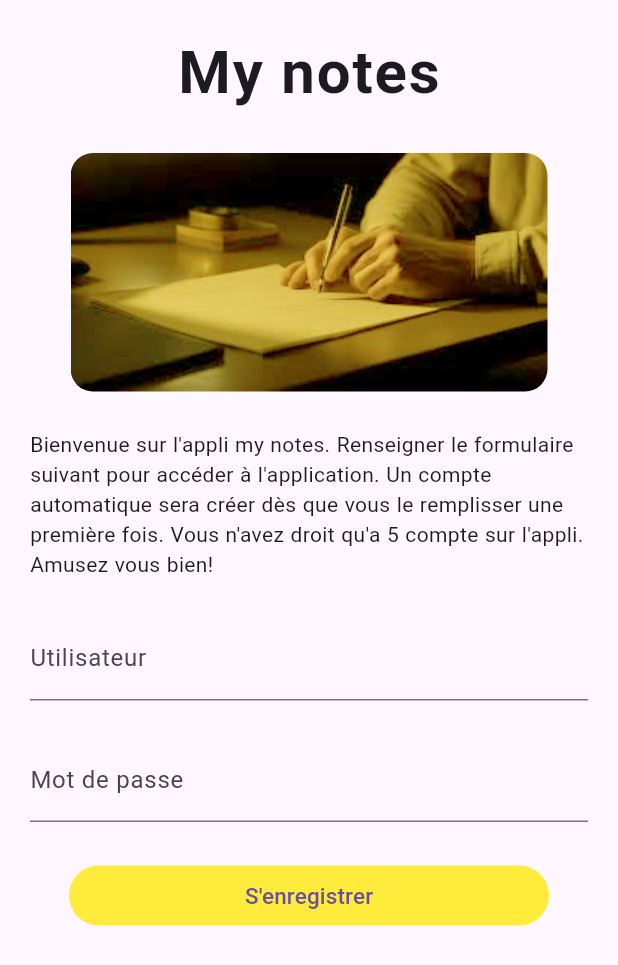
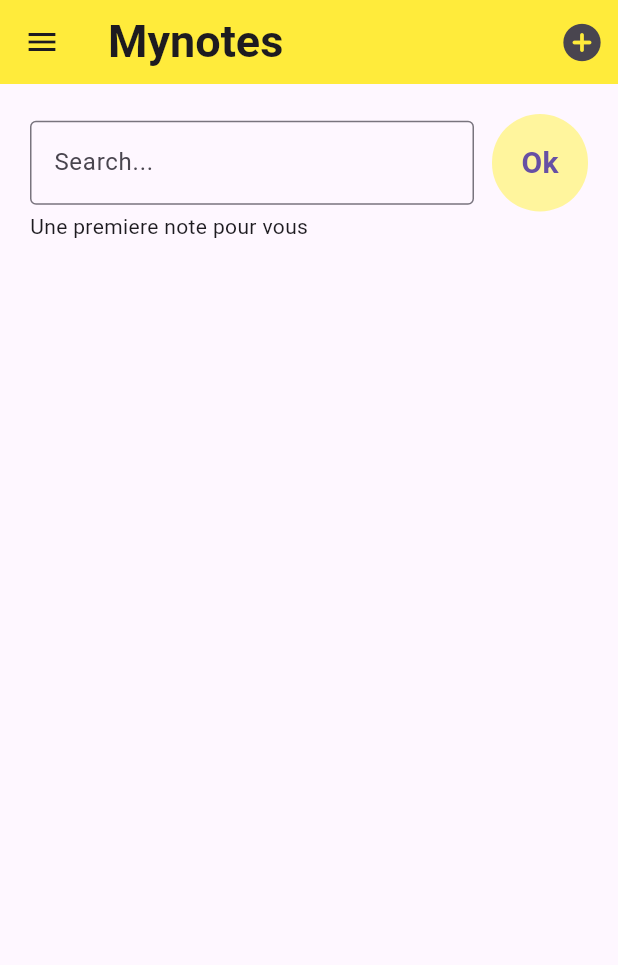
Before and after one commit to Jean-kassyl/dclic_project_noteapp, a Flutter app: the screen it shows after launch, after a tap on "S'enregistrer", on a phone screen of 412 x 824 dp. Shown: the top 965 px of the screen. Run offline on Flutter 3.47's test engine with Material 3 defaults, Android fonts, the phone set to English and light mode, and no system bars.

Commit message:
create notes page, still need to change a few things on that page

```diff
--- a/lib/main.dart
+++ b/lib/main.dart
@@ -1,4 +1,5 @@
 import 'package:flutter/material.dart';
+import 'package:dclic_project_noteapp/pages/notes_page.dart';
 
 void main() {
   runApp(MyApp());
@@ -86,7 +87,12 @@ class _LoginPageState extends State<LoginPage> {
               ),
             ),
             ElevatedButton(
-              onPressed: (){},
+              onPressed: (){
+                Navigator.push(
+                  context,
+                  MaterialPageRoute(builder: (context) => NotesPage())
+                );
+              },
               style: ElevatedButton.styleFrom(
                 backgroundColor: Colors.yellow,
                 fixedSize: Size(320, 40),
--- /dev/null
+++ b/lib/pages/notes_page.dart
@@ -0,0 +1,90 @@
+import 'package:flutter/material.dart';
+
+class NotesPage extends StatelessWidget {
+  const NotesPage({super.key});
+
+  @override
+  Widget build(BuildContext context) {
+    return Scaffold(
+      appBar: AppBar(
+        backgroundColor: Colors.yellow,
+        title: Text(
+          "Mynotes",
+          style: TextStyle(
+            fontSize: 30,
+            fontWeight: FontWeight.bold,
+            color: Colors.grey[180],
+          ),
+        ),
+        leading: IconButton(
+          onPressed: (){},
+          icon: Icon(Icons.menu, color: Colors.grey[280])
+        ),
+        actions: [
+          IconButton(
+            onPressed: (){},
+            icon: Icon(Icons.add_circle_rounded, size: 30),
+          ),
+        ],
+      ),
+
+      body: Container(
+        padding: EdgeInsets.all(20),
+        child: NotesDynamicPart(),
+        ),
+    );
+  }
+}
+
+class NotesDynamicPart extends StatefulWidget {
+  const NotesDynamicPart({super.key});
+
+  @override
+  State<NotesDynamicPart> createState() => _NotesDynamicPartState();
+}
+
+class _NotesDynamicPartState extends State<NotesDynamicPart> {
+  final _searchController = TextEditingController();
+  final List<String> notes = ["hello"];
+
+
+  @override
+  Widget build(BuildContext context) {
+    return Column(
+      children: [
+        Row(
+          spacing: 12.0,
+          children: [
+            Expanded(
+              child: TextField(
+                controller: _searchController,
+                decoration: InputDecoration(
+                  border: OutlineInputBorder(
+                    borderRadius: BorderRadius.all(Radius.circular(4)),
+                  ),
+                  labelText: "Search...",
+                ),
+              ),
+            ),
+            ElevatedButton(
+              onPressed: (){},
+              style: ElevatedButton.styleFrom(
+                backgroundColor: Colors.yellow[200],
+                padding: EdgeInsets.symmetric(vertical: 18, horizontal: 15),
+                elevation: 0,
+
+              ),
+
+              child: Text(
+                "Ok",
+                style: TextStyle(fontSize: 20, fontWeight: FontWeight.bold)
+              ),
+            ),
+          ],
+        ),
+        ListView.builder(itemCount: notes.length,shrinkWrap: true, itemBuilder: (context, i) {
+          return Text("Une premiere note pour vous");}
+    )],
+    );
+  }
+}
```
